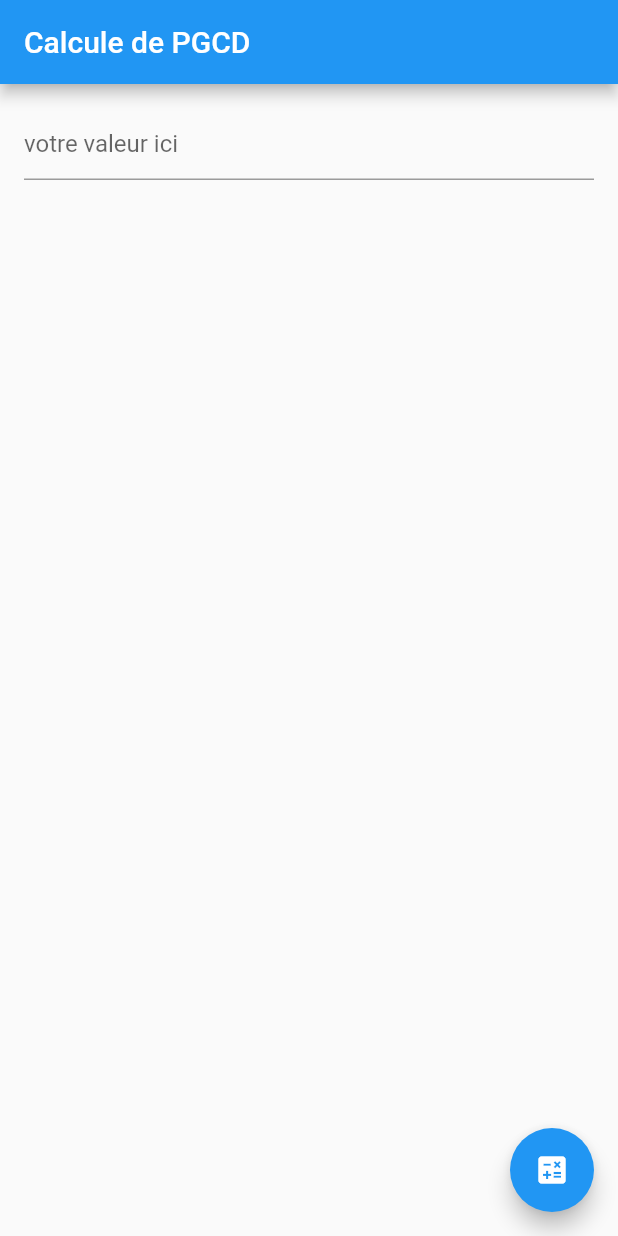
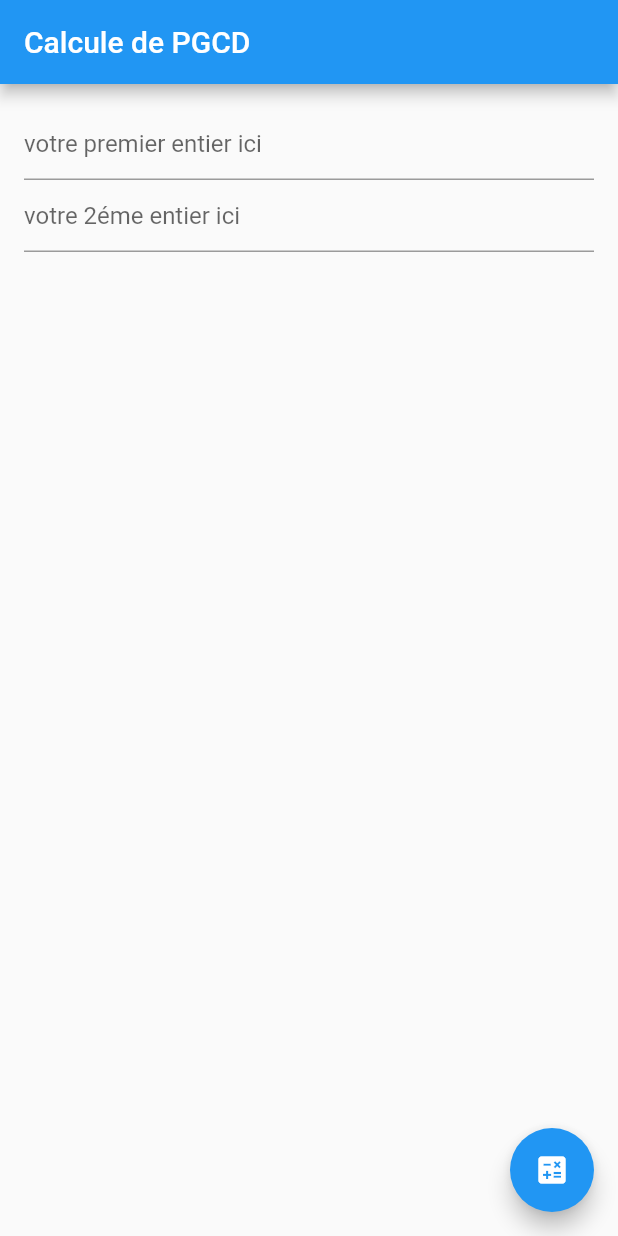
Before and after one commit to khalillakhdhar/for_while_exemples, a Flutter app: the screen it shows after launch, on a phone screen of 412 x 824 dp. Run offline on Flutter 3.47's test engine with Material 2 defaults, Android fonts, the phone set to English and light mode, and no system bars.

Commit message:
Update main.dart

```diff
--- a/lib/main.dart
+++ b/lib/main.dart
@@ -46,7 +46,13 @@ class _MyCustomFormState extends State<MyCustomForm> {
           TextField(
             controller: valeur,
             decoration: const InputDecoration(
-              hintText: 'votre valeur ici',
+              hintText: 'votre premier entier ici',
+            ),
+          ),
+          TextField(
+            controller: valeur2,
+            decoration: const InputDecoration(
+              hintText: 'votre 2éme entier ici',
             ),
           ),
         ]),
```
